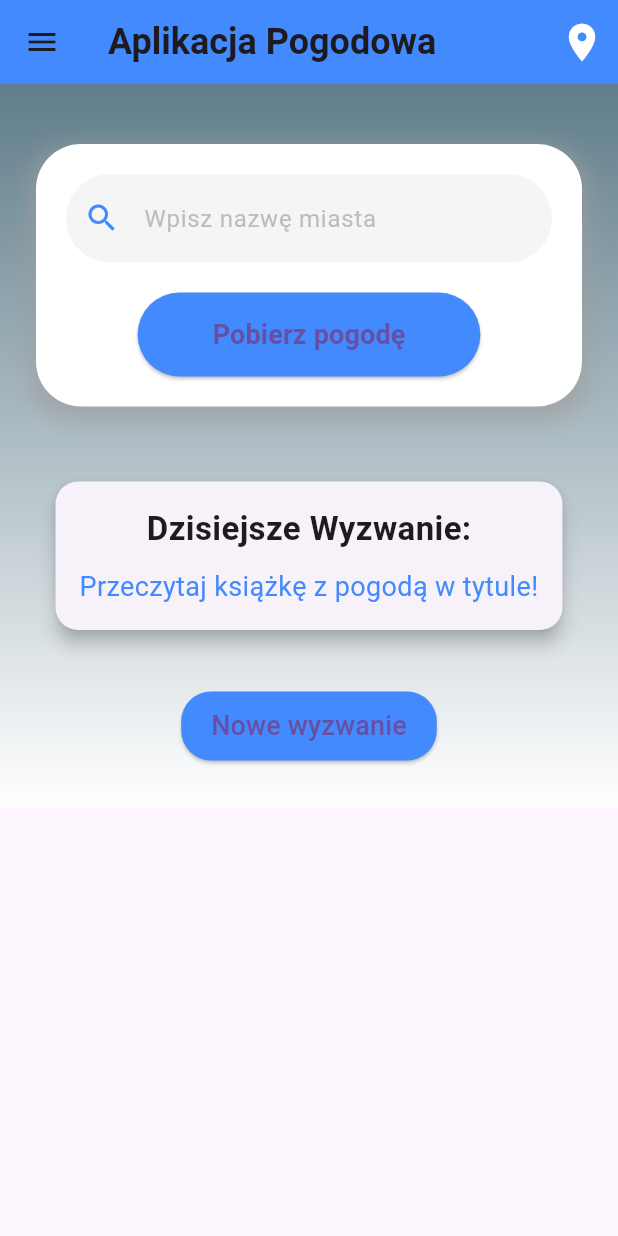
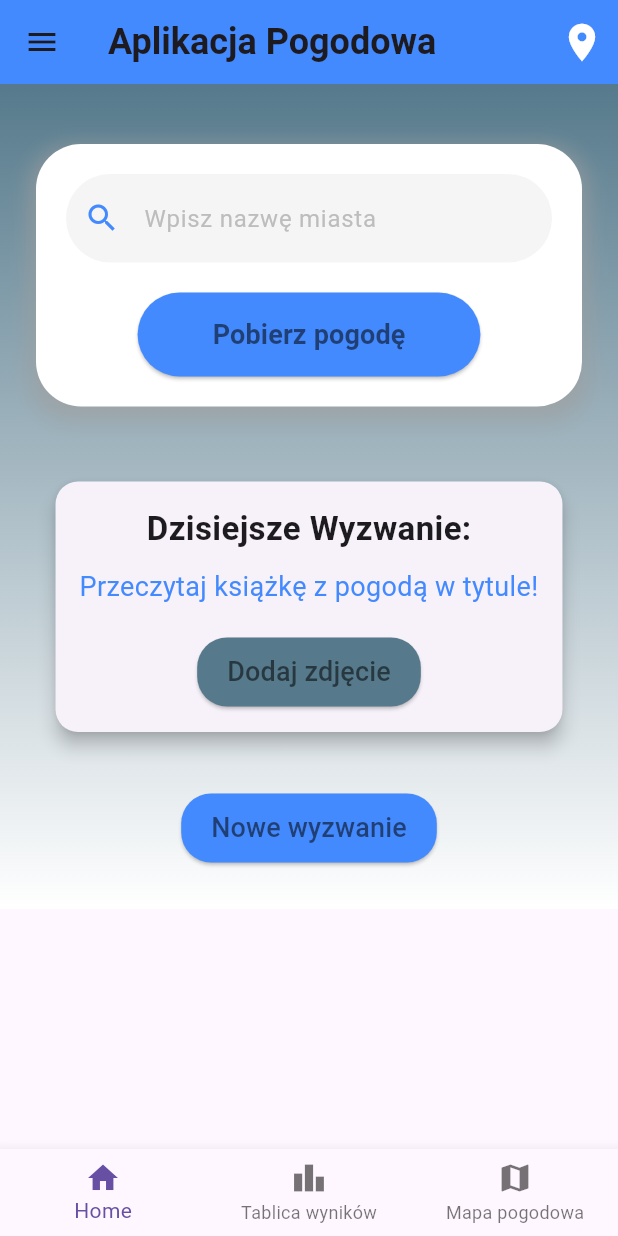
Before and after one commit to Natalia49340/flutter_weather_app, a Flutter app: the screen it shows after launch, on a phone screen of 412 x 824 dp. Run offline on Flutter 3.47's test engine with Material 3 defaults, Android fonts, the phone set to English and light mode, and no system bars; our stand-ins replace flutter_bloc, image_picker, shared_preferences.

Commit message:
Added weather challenges, ability to send a photo a challenge that counts points and a leaderboard, competition with friends

```diff
--- a/flutter_weather_app/lib/bloc/weather_state.dart
+++ b/flutter_weather_app/lib/bloc/weather_state.dart
@@ -1,4 +1,3 @@
-
 import '../models/weather_model.dart';
 
 abstract class WeatherState {}
--- a/flutter_weather_app/lib/main.dart
+++ b/flutter_weather_app/lib/main.dart
@@ -5,8 +5,9 @@ import 'package:flutter_bloc/flutter_bloc.dart';
 
 import 'bloc/weather_bloc.dart';
 import 'repositories/weather_repository.dart';
-import 'screens/home.dart';
 import 'services/api_service.dart';
+import 'screens/main_navigation_page.dart';
+
 
 
 void main() {
@@ -26,7 +27,7 @@ class MyApp extends StatelessWidget {
     return MaterialApp(
       home: BlocProvider(
         create: (_) => WeatherBloc(weatherRepository),
-        child: WeatherPage(),
+        child: MainNavigationPage(weatherRepository: weatherRepository),
       ),
     );
   }
--- a/flutter_weather_app/lib/models/weather_model.dart
+++ b/flutter_weather_app/lib/models/weather_model.dart
@@ -20,7 +20,6 @@ class Weather {
     );
   }
 
-  // Suggested activity based on the temperature
   String get suggestedActivity {
     if (temperature > 30) {
       return 'Jest gorąco na zewnątrz! Co powiesz na pływanie?';
--- a/flutter_weather_app/lib/repositories/weather_repository.dart
+++ b/flutter_weather_app/lib/repositories/weather_repository.dart
@@ -12,4 +12,6 @@ class WeatherRepository {
     final data = await apiService.fetchWeatherData(cityName);
     return Weather.fromJson(data);
   }
+
+  getWeatherByCoordinates(double latitude, double longitude) {}
 }
--- a/flutter_weather_app/lib/screens/home.dart
+++ b/flutter_weather_app/lib/screens/home.dart
@@ -1,12 +1,13 @@
+import 'dart:math';
+
 import 'package:flutter/material.dart';
 import 'package:flutter_bloc/flutter_bloc.dart';
 import 'package:flutter_weather_app/bloc/weather_bloc.dart';
 import 'package:flutter_weather_app/bloc/weather_event.dart';
 import 'package:flutter_weather_app/bloc/weather_state.dart';
 import 'package:flutter_weather_app/models/weather_model.dart';
-import 'dart:math';
+import 'package:image_picker/image_picker.dart';
 import 'package:shared_preferences/shared_preferences.dart';
-
 
 class WeatherPage extends StatefulWidget {
   const WeatherPage({super.key});
@@ -18,9 +19,7 @@ class WeatherPage extends StatefulWidget {
 class WeatherPageState extends State<WeatherPage> {
   final TextEditingController cityController = TextEditingController();
   List<String> favoriteCities = [];
-
-
-
+  int userPoints = 0;
 final List<String> weatherChallenges = [
     "Tańcz w deszczu",
     "Zrób zdjęcie najpiękniejszej chmury, jaką dziś zobaczysz!",
@@ -38,6 +37,14 @@ final List<String> weatherChallenges = [
      _loadState();
     _generateNewChallenge();
   }
+
+
+Future<void> _updatePoints(int points) async {
+  setState(() {
+    userPoints += points;
+  });
+}
+
 
 
 Future<void> _loadState() async {
@@ -69,6 +76,20 @@ Future<void> _saveFavoriteCities() async {
   }
 
 
+  Future<void> _pickImage() async {
+  final picker = ImagePicker();
+  final image = await picker.pickImage(source: ImageSource.camera);
+
+  if (image != null) {
+    setState(() {
+
+    });
+    await _updatePoints(10);
+    ScaffoldMessenger.of(context).showSnackBar(
+      SnackBar(content: Text('Zdjęcie przesłane! Zdobywasz 10 punktów!')),
+    );
+  }
+}
 
   @override
   Widget build(BuildContext context) {
@@ -114,6 +135,7 @@ Future<void> _saveFavoriteCities() async {
       ),
       body: BlocBuilder<WeatherBloc, WeatherState>(
         builder: (context, state) {
+
           return Container(
             decoration: BoxDecoration(
               gradient: LinearGradient(
@@ -122,7 +144,7 @@ Future<void> _saveFavoriteCities() async {
                         _getBackgroundColor(state.weather.temperature),
                         Colors.white,
                       ]
-                    : [Colors.blueGrey, Colors.white],
+                    : [const Color.fromARGB(255, 86, 122, 140), Colors.white],
                 begin: Alignment.topCenter,
                 end: Alignment.bottomCenter,
               ),
@@ -140,6 +162,7 @@ Future<void> _saveFavoriteCities() async {
                       const SizedBox(height: 20),
                       ElevatedButton(
                         onPressed: _generateNewChallenge,
+
                         style: ElevatedButton.styleFrom(
                           backgroundColor: Colors.blueAccent,
                           padding: const EdgeInsets.symmetric(
@@ -152,7 +175,7 @@ Future<void> _saveFavoriteCities() async {
                         ),
                         child: const Text(
                           "Nowe wyzwanie",
-                        style: TextStyle(fontSize: 18),
+                          style: TextStyle(fontSize: 18, color: Colors.black54),
                         ),
                       ),
                       const SizedBox(height: 30),
@@ -182,8 +205,6 @@ Future<void> _saveFavoriteCities() async {
                             _buildWindWidget(state.weather),
                             _buildSunriseSunsetWidget(state.weather),
                             _buildActivitySuggestion(state.weather),
-
-
                           ],
                         ),
                     ],
@@ -196,10 +217,6 @@ Future<void> _saveFavoriteCities() async {
       ),
     );
   }
-
-
-
-
 
   void _onGeolocationPressed() {}
 
@@ -286,6 +303,7 @@ Future<void> _saveFavoriteCities() async {
               style: TextStyle(
                 fontSize: 18,
                 fontWeight: FontWeight.bold,
+                color: Colors.black54,
               ),
             ),
           ),
@@ -293,9 +311,6 @@ Future<void> _saveFavoriteCities() async {
       ),
     );
   }
-
-
-
 
   Widget _buildChallengeWidget() {
     return Card(
@@ -324,13 +339,26 @@ Future<void> _saveFavoriteCities() async {
               ),
               textAlign: TextAlign.center,
             ),
+            const SizedBox(height: 20),
+            ElevatedButton(
+              onPressed: _pickImage,
+              style: ElevatedButton.styleFrom(
+                backgroundColor: const Color.fromARGB(255, 86, 122, 140),
+                padding: const EdgeInsets.symmetric(horizontal: 20, vertical: 10),
+                shape: RoundedRectangleBorder(
+                  borderRadius: BorderRadius.circular(20),
+                ),
+              ),
+              child: const Text(
+                "Dodaj zdjęcie",
+                style: TextStyle(fontSize: 18, color: Colors.black54),
+              ),
+            ),
           ],
         ),
       ),
     );
   }
-
-
 
   Color _getButtonColor(BuildContext context) {
     final weatherState = context.watch<WeatherBloc>().state;
@@ -534,8 +562,6 @@ Widget _buildActivitySuggestion(Weather weather) {
       ),
     );
   }
-}
-
 
   Widget _buildUVWidget(Weather weather) {
     return _buildInfoCard('Indeks UV', 'UV: 5.2', Icons.sunny, Colors.orange);
@@ -557,6 +583,9 @@ Widget _buildActivitySuggestion(Weather weather) {
     return _buildInfoCard(
         'Wschód i zachód słońca', 'Wschód: 6:30 AM, Zachód: 7:00 PM', Icons.wb_sunny, Colors.orange);
   }
+
+
+
 
   Widget _buildInfoCard(String title, String info, IconData icon, Color iconColor) {
     return Card(
@@ -582,3 +611,4 @@ Widget _buildActivitySuggestion(Weather weather) {
       ),
     );
   }
+}
--- /dev/null
+++ b/flutter_weather_app/lib/screens/main_navigation_page.dart
@@ -0,0 +1,54 @@
+import 'package:flutter/material.dart';
+import 'package:flutter_weather_app/repositories/weather_repository.dart';
+import 'leaderboard_page.dart';
+import 'weather_map_page.dart';
+import 'home.dart';
+
+class MainNavigationPage extends StatefulWidget {
+  const MainNavigationPage({super.key, required WeatherRepository weatherRepository});
+
+  @override
+  // ignore: library_private_types_in_public_api
+  _MainNavigationPageState createState() => _MainNavigationPageState();
+}
+
+class _MainNavigationPageState extends State<MainNavigationPage> {
+  int _currentIndex = 0;
+
+  final List<Widget> _screens = [
+    const WeatherPage(),
+    const LeaderboardPage(),
+    const WeatherMapPage(),
+  ];
+
+  void _onTabTapped(int index) {
+    setState(() {
+      _currentIndex = index;
+    });
+  }
+
+  @override
+  Widget build(BuildContext context) {
+    return Scaffold(
+      body: _screens[_currentIndex],
+      bottomNavigationBar: BottomNavigationBar(
+        currentIndex: _currentIndex,
+        onTap: _onTabTapped,
+        items: const [
+          BottomNavigationBarItem(
+            icon: Icon(Icons.home),
+            label: 'Home',
+          ),
+          BottomNavigationBarItem(
+            icon: Icon(Icons.leaderboard),
+            label: 'Tablica wyników',
+          ),
+          BottomNavigationBarItem(
+            icon: Icon(Icons.map),
+            label: 'Mapa pogodowa',
+          ),
+        ],
+      ),
+    );
+  }
+}
```
Also changed, not shown: flutter_weather_app/lib/screens/leaderboard_page.dart (added, +98 -0 lines), flutter_weather_app/lib/screens/weather_map_page.dart (added, +18 -0 lines), flutter_weather_app/lib/bloc/weather_bloc.dart (line endings or trailing spaces), flutter_weather_app/pubspec.lock, 2 other files. Lines whose indentation alone changed are shown as unchanged.
